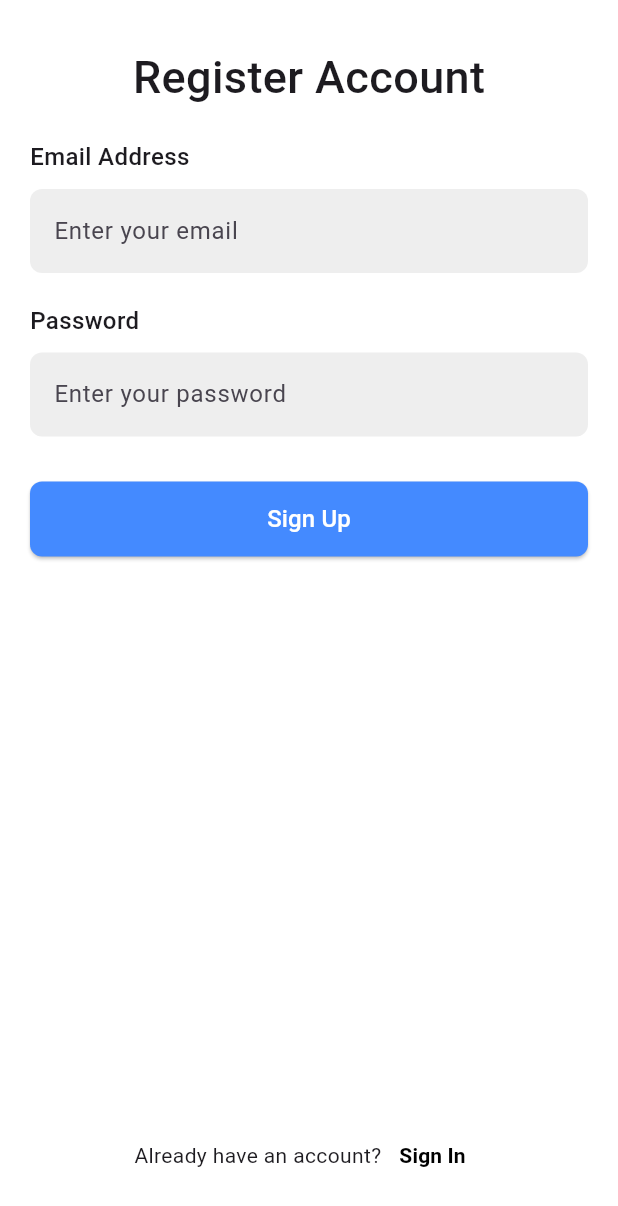
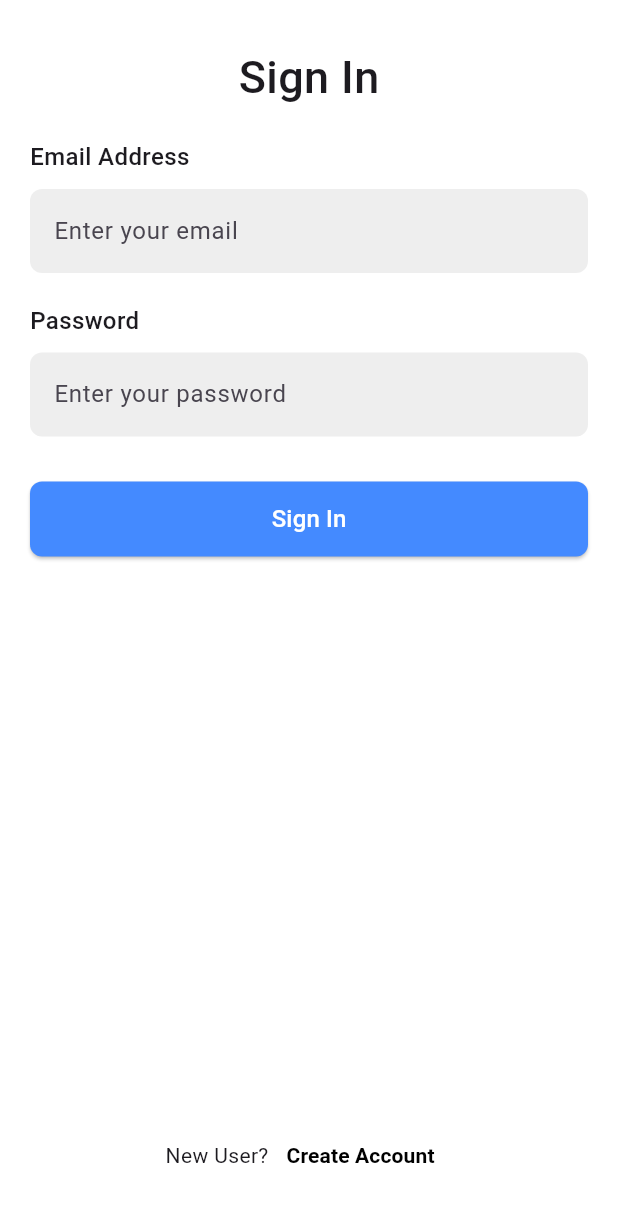
Before and after one commit to SoeYuLay/clean_archi_project1, a Flutter app: the screen it shows after launch, on a phone screen of 412 x 824 dp. Shown: the top 1206 px of the screen. Run offline on Flutter 3.47's test engine with Material 3 defaults, Android fonts, the phone set to English and light mode, and no system bars; our stand-ins replace cached_network_image, dio, either_dart, floor, flutter_bloc, flutter_hooks and 4 more; accounts and stored records are empty; generated files the repository leaves out were written again.

Commit message:
add sign in screen

```diff
--- a/lib/config/app_router.dart
+++ b/lib/config/app_router.dart
@@ -1,3 +1,4 @@
+import 'package:clean_archi_project1/features/auth/presentation/sign_in.dart';
 import 'package:clean_archi_project1/features/auth/presentation/sign_up.dart';
 import 'package:clean_archi_project1/features/daily_news/domain/entities/article.dart';
 import 'package:clean_archi_project1/features/daily_news/presentation/pages/article_detail/article_detail.dart';
@@ -24,11 +25,17 @@ final GoRouter appRouter = GoRouter(
       },
     ),
     GoRoute(
-      // path: '/SignUp',
-      path: '/',
+      path: '/SignUp',
       builder: (context, state) {
         return const SignUp();
       },
     ),
+    GoRoute(
+      // path: '/SignIn',
+      path: '/',
+      builder: (context, state) {
+        return const SignIn();
+      },
+    ),
   ],
 );
--- /dev/null
+++ b/lib/features/auth/presentation/sign_in.dart
@@ -0,0 +1,41 @@
+import 'package:clean_archi_project1/features/auth/presentation/widget/auth_button.dart';
+import 'package:clean_archi_project1/features/auth/presentation/widget/auth_text_field.dart';
+import 'package:flutter/material.dart';
+
+class SignIn extends StatelessWidget {
+  const SignIn({super.key});
+
+  @override
+  Widget build(BuildContext context) {
+    return Scaffold(
+      body: SafeArea(
+        child: Padding(
+          padding: const EdgeInsets.symmetric(horizontal: 20, vertical: 30),
+          child: Column(
+            crossAxisAlignment: CrossAxisAlignment.start,
+            mainAxisSize: MainAxisSize.min,
+            children: [
+              Center(child: Text('Sign In', style: TextStyle(fontSize: 30,fontWeight: FontWeight.w500))),
+              const SizedBox(height: 20),
+              AuthTextField(fieldName: 'Email Address', hintText: 'Enter your email'),
+              const SizedBox(height: 20),
+              AuthTextField(fieldName: 'Password', hintText: 'Enter your password'),
+              const SizedBox(height: 30),
+              AuthButton(buttonText: 'Sign In'),
+              Spacer(),
+              Row(
+                mainAxisAlignment: MainAxisAlignment.center,
+                children: [
+                  Text('New User?'),
+                  TextButton(
+                    onPressed: (){},
+                    child: Text('Create Account', style: TextStyle(fontWeight: FontWeight.w600,color: Colors.black)))
+                ],
+              )
+            ],
+          ),
+        ),
+      ),
+    );
+  }
+}
```
